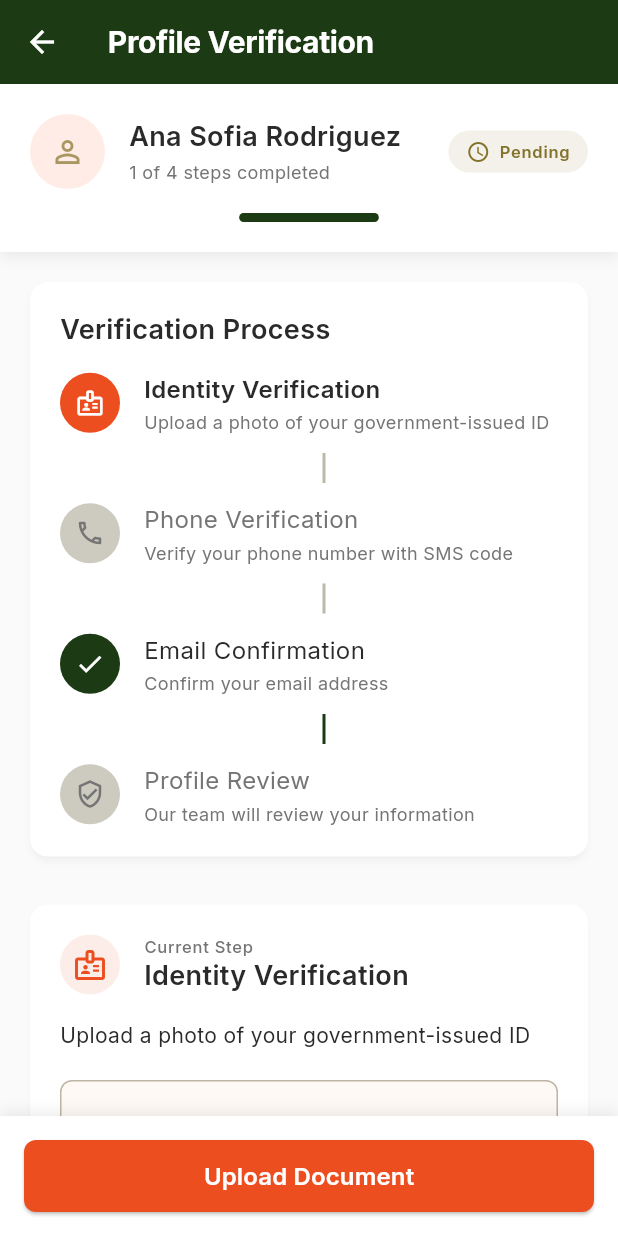
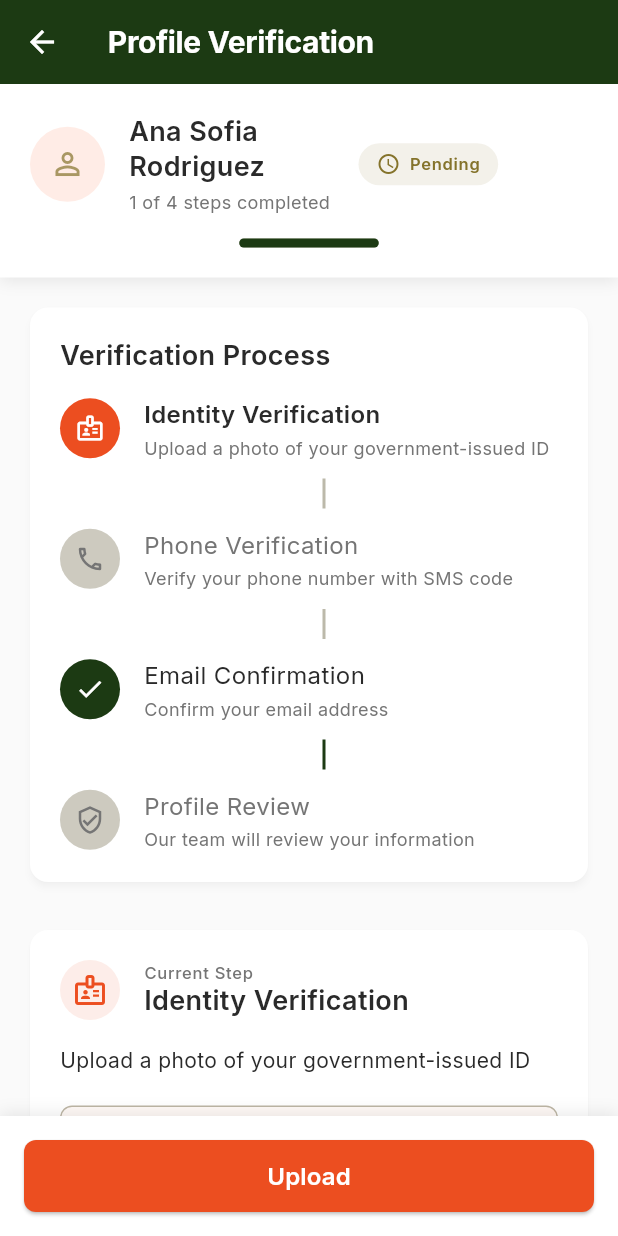
Before and after one commit to ISIS3510-G34-S3/Flutter-G34, a Flutter app: the ProfileVerificationScreen screen opened by its route, on a phone screen of 412 x 824 dp. Run offline on Flutter 3.47's test engine with Material 3 defaults, Android fonts, the phone set to English and light mode, and no system bars; our stand-ins replace go_router, google_fonts.

Commit message:
fixed overflow container problem using Flexible()

```diff
--- a/lib/features/profile/profie_verification_screen.dart
+++ b/lib/features/profile/profie_verification_screen.dart
@@ -159,7 +159,8 @@ class _ProfileVerificationScreenState extends State<ProfileVerificationScreen> {
               ),
 
               // Verification status
-              Container(
+              Flexible(
+                child: Container(
                   padding: const EdgeInsets.symmetric(
                     horizontal: 12,
                     vertical: 6,
@@ -183,7 +184,8 @@ class _ProfileVerificationScreenState extends State<ProfileVerificationScreen> {
                             : AppColors.oliveGold,
                       ),
                       const SizedBox(width: 6),
-                    Text(
+                      Flexible(
+                        child: Text(
                           user.isVerified ? 'Verified' : 'Pending',
                           style: AppTypography.labelSmall.copyWith(
                             color: user.isVerified
@@ -191,8 +193,11 @@ class _ProfileVerificationScreenState extends State<ProfileVerificationScreen> {
                                 : AppColors.oliveGold,
                             fontWeight: FontWeight.w600,
                           ),
+                          overflow: TextOverflow.ellipsis,
+                        ),
                       ),
                     ],
+                  ),
                 ),
               ),
             ],
@@ -297,6 +302,8 @@ class _ProfileVerificationScreenState extends State<ProfileVerificationScreen> {
                               style: AppTypography.bodySmall.copyWith(
                                 color: AppColors.textSecondary,
                               ),
+                              overflow: TextOverflow.ellipsis,
+                              maxLines: 2,
                             ),
                           ],
                         ),
@@ -588,6 +595,7 @@ class _ProfileVerificationScreenState extends State<ProfileVerificationScreen> {
             borderRadius: BorderRadius.circular(8),
           ),
           child: Column(
+            mainAxisSize: MainAxisSize.min,
             children: [
               Icon(
                 Icons.schedule_outlined,
@@ -601,6 +609,7 @@ class _ProfileVerificationScreenState extends State<ProfileVerificationScreen> {
                   color: AppColors.textPrimary,
                   fontWeight: FontWeight.w600,
                 ),
+                textAlign: TextAlign.center,
               ),
               const SizedBox(height: 8),
               Text(
@@ -609,6 +618,8 @@ class _ProfileVerificationScreenState extends State<ProfileVerificationScreen> {
                   color: AppColors.textSecondary,
                 ),
                 textAlign: TextAlign.center,
+                maxLines: 4,
+                overflow: TextOverflow.ellipsis,
               ),
             ],
           ),
@@ -666,7 +677,7 @@ class _ProfileVerificationScreenState extends State<ProfileVerificationScreen> {
   String _getNextButtonText() {
     switch (_currentStep) {
       case 0:
-        return 'Upload Document';
+        return 'Upload';
       case 1:
         return 'Send Code';
       case 2:
```
Lines whose indentation alone changed are shown as unchanged.
